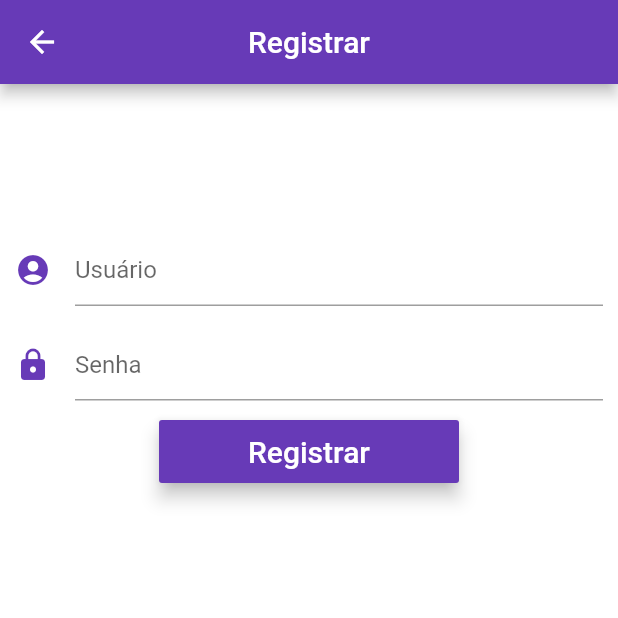
After one commit to bmsrangel/login-estagio, a Flutter app: the screen it shows after launch, after a tap on "Registrar", on a phone screen of 412 x 824 dp, the top half of it. The commit adds this screen. Run offline on Flutter 3.47's test engine with Material 2 defaults, Android fonts, the phone set to English and light mode, and no system bars; our stand-ins replace cloud_firestore, shared_preferences; accounts and stored records are empty.

Commit message:
Correção de erro no primeiro login

```diff
--- a/lib/main.dart
+++ b/lib/main.dart
@@ -1,5 +1,5 @@
 import 'package:flutter/material.dart';
-import 'package:estagio/login.dart';
+import 'package:estagio/ui/login.dart';
 
 void main() => runApp(MyApp());
 
@@ -11,8 +11,6 @@ class MyApp extends StatelessWidget {
   @override
   Widget build(BuildContext context) {
     return MaterialApp(
-        title: 'Login',
-        theme: ThemeData(primarySwatch: Colors.deepPurple),
-        home: Login());
+        title: 'Login', theme: ThemeData(primarySwatch: Colors.deepPurple), home: Login());
   }
 }
--- /dev/null
+++ b/lib/ui/login.dart
@@ -0,0 +1,171 @@
+import 'package:flutter/material.dart';
+import 'package:cloud_firestore/cloud_firestore.dart';
+import 'package:shared_preferences/shared_preferences.dart';
+
+import 'package:estagio/ui/register.dart';
+import 'package:estagio/ui/home.dart';
+
+class Login extends StatefulWidget {
+  _LoginState createState() => _LoginState();
+}
+
+class _LoginState extends State<Login> {
+  bool _success = false;
+  bool _logged = false;
+
+  final _usuario = TextEditingController();
+  final _senha = TextEditingController();
+
+  @override
+  void initState() {
+    super.initState();
+    _verificarLogin();
+    if (_logged) {
+      Navigator.push(context, MaterialPageRoute(builder: (context) => Home()));
+    }
+  }
+
+  @override
+  Widget build(BuildContext context) {
+    return Scaffold(
+      appBar: AppBar(
+        title: Text('Login'),
+        centerTitle: true,
+      ),
+      body: SingleChildScrollView(
+        child: Center(
+          child: Column(
+            children: <Widget>[_usuarioForm(), _senhaForm(), _botaoLogin(), _botaoRegistrar()],
+          ),
+        ),
+      ),
+    );
+  }
+
+  Widget _usuarioForm() {
+    return Padding(
+      padding: const EdgeInsets.fromLTRB(10.0, 100.0, 10.0, 0.0),
+      child: TextFormField(
+        maxLines: 1,
+        autofocus: false,
+        controller: _usuario,
+        decoration: InputDecoration(
+            hintText: 'Usuário',
+            icon: Icon(
+              Icons.account_circle,
+              color: Colors.deepPurple,
+            )),
+      ),
+    );
+  }
+
+  Widget _senhaForm() {
+    return Padding(
+      padding: const EdgeInsets.fromLTRB(10.0, 15.0, 10.0, 0.0),
+      child: TextFormField(
+        maxLines: 1,
+        autofocus: false,
+        controller: _senha,
+        obscureText: true,
+        decoration:
+            InputDecoration(hintText: 'Senha', icon: Icon(Icons.lock, color: Colors.deepPurple)),
+      ),
+    );
+  }
+
+  Widget _botaoLogin() {
+    return Padding(
+      padding: EdgeInsets.fromLTRB(0.0, 45.0, 0.0, 0.0),
+      child: MaterialButton(
+        elevation: 5.0,
+        minWidth: 200.0,
+        height: 42.0,
+        color: Colors.deepPurple,
+        onPressed: () => _login(),
+        child: Text(
+          'Login',
+          style: TextStyle(fontSize: 20, color: Colors.white),
+        ),
+      ),
+    );
+  }
+
+  Widget _botaoRegistrar() {
+    return Padding(
+      padding: EdgeInsets.fromLTRB(0.0, 5.0, 0.0, 0.0),
+      child: MaterialButton(
+        elevation: 5.0,
+        minWidth: 200.0,
+        height: 42.0,
+        color: Colors.deepPurple,
+        onPressed: () {
+          Navigator.push(context, MaterialPageRoute(builder: (context) => Registrar()));
+        },
+        child: Text(
+          'Registrar',
+          style: TextStyle(fontSize: 20, color: Colors.white),
+        ),
+      ),
+    );
+  }
+
+  void _mostrarDialogo(codigo) {
+    String titulo, conteudo;
+    if (codigo == 0) {
+      titulo = 'Sucesso!';
+      conteudo = 'Usuário logado com sucesso!';
+    } else {
+      titulo = 'Erro!';
+      codigo == 1 ? conteudo = 'Senha incorreta!' : conteudo = 'Usuário não encontrado';
+    }
+    showDialog(
+        context: context,
+        builder: (BuildContext context) {
+          return AlertDialog(
+            title: Text(titulo),
+            content: Text(conteudo),
+            actions: <Widget>[
+              FlatButton(
+                child: Text('OK'),
+                onPressed: () {
+                  Navigator.of(context).pop();
+                  if (_success) {
+                    Navigator.pushReplacement(
+                        context, MaterialPageRoute(builder: (context) => Home()));
+                  }
+                },
+              )
+            ],
+          );
+        });
+  }
+
+  void _login() async {
+    if (_usuario.text != null) {
+      DocumentSnapshot snapshot =
+          await Firestore.instance.collection("users").document(_usuario.text).get();
+      if (snapshot.data == null) {
+        _mostrarDialogo(2);
+      } else if (snapshot.data["pass"] == _senha.text) {
+        setState(() {
+          _success = true;
+        });
+        SharedPreferences perfs = await SharedPreferences.getInstance();
+        perfs.setBool('logged', true);
+        perfs.setString('user', _usuario.text);
+        _mostrarDialogo(0);
+        _usuario.text = "";
+        _senha.text = "";
+      } else {
+        _mostrarDialogo(1);
+      }
+    }
+  }
+
+  void _verificarLogin() async {
+    SharedPreferences perfs = await SharedPreferences.getInstance();
+    setState(() {
+      _logged = perfs.getBool('logged');
+    });
+  }
+}
--- /dev/null
+++ b/lib/ui/register.dart
@@ -0,0 +1,111 @@
+import 'package:flutter/material.dart';
+import 'package:cloud_firestore/cloud_firestore.dart';
+
+class Registrar extends StatefulWidget {
+  @override
+  Registrar();
+  _RegistrarState createState() => _RegistrarState();
+}
+
+class _RegistrarState extends State<Registrar> {
+  final _usuario = TextEditingController();
+  final _senha = TextEditingController();
+
+  @override
+  Widget build(BuildContext context) {
+    return Scaffold(
+      appBar: AppBar(
+        title: Text("Registrar"),
+        centerTitle: true,
+        backgroundColor: Colors.deepPurple,
+      ),
+      backgroundColor: Colors.white,
+      body: SingleChildScrollView(
+        child: Column(
+          children: <Widget>[
+            Padding(
+              padding: const EdgeInsets.fromLTRB(10.0, 100.0, 10.0, 0.0),
+              child: TextFormField(
+                maxLines: 1,
+                autofocus: false,
+                controller: _usuario,
+                decoration: InputDecoration(
+                    hintText: 'Usuário',
+                    icon: Icon(
+                      Icons.account_circle,
+                      color: Colors.deepPurple,
+                    )),
+              ),
+            ),
+            Padding(
+              padding: const EdgeInsets.fromLTRB(10.0, 15.0, 10.0, 0.0),
+              child: TextFormField(
+                maxLines: 1,
+                autofocus: false,
+                controller: _senha,
+                obscureText: true,
+                decoration: InputDecoration(
+                    hintText: 'Senha', icon: Icon(Icons.lock, color: Colors.deepPurple)),
+              ),
+            ),
+            Padding(
+              padding: EdgeInsets.only(top: 10.0),
+              child: MaterialButton(
+                child: Text(
+                  "Registrar",
+                  style: TextStyle(color: Colors.white, fontSize: 20.0),
+                ),
+                onPressed: () => _registrarUsuario(),
+                color: Colors.deepPurple,
+                minWidth: 200.0,
+                height: 42.0,
+                elevation: 5.0,
+              ),
+            )
+          ],
+        ),
+      ),
+    );
+  }
+
+  void _mostrarDialogo(dynamic e) {
+    String titulo, conteudo;
+    bool sucesso = false;
+    if (e == null) {
+      titulo = "Sucesso!";
+      conteudo = "Cadastro realizado!";
+      sucesso = true;
+    } else {
+      titulo = "Erro!";
+      conteudo = e;
+    }
+    showDialog(
+        context: context,
+        builder: (BuildContext context) {
+          return AlertDialog(
+            title: Text(titulo),
+            content: Text(conteudo),
+            actions: <Widget>[
+              FlatButton(
+                child: Text('OK'),
+                onPressed: () {
+                  Navigator.of(context).pop();
+                  if (sucesso) {
+                    Navigator.pop(context);
+                  }
+                },
+              )
+            ],
+          );
+        });
+  }
+
+  void _registrarUsuario() {
+    try {
+      Firestore.instance.collection("users").document(_usuario.text).setData({"pass": _senha.text});
+      _mostrarDialogo(null);
+    } catch (e) {
+      _mostrarDialogo(e);
+    }
+  }
+}
--- a/pubspec.yaml
+++ b/pubspec.yaml
@@ -24,6 +24,7 @@ dependencies:
   # Use with the CupertinoIcons class for iOS style icons.
   cupertino_icons: ^0.1.2
   cloud_firestore: ^0.11.0+2
+  shared_preferences: ^0.5.3+1
 
 dev_dependencies:
   flutter_test:
```
Also changed, not shown: lib/login.dart (deleted, +0 -152 lines), lib/ui/home.dart (added, +74 -0 lines), pubspec.lock.
